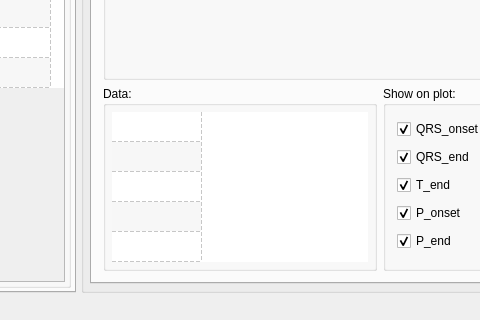
mateuszbaran/ECG-analyzer, file ecganalyzer.ui: the form before one commit; both pictures show x 189 to 669 and y 234 to 554 of the 862 by 554 pixel window.
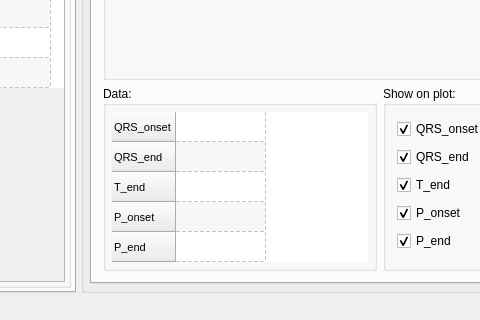
The form after the commit. The open tabs and pages were chosen to show the change. Icons and pictures are not drawn. Custom widgets are drawn as their Qt base class.

Commit message: * GUI: Poprawka wyświetlania HRT i QRS

Diff of the .ui file:
```diff
--- a/ecganalyzer.ui
+++ b/ecganalyzer.ui
@@ -883,7 +883,7 @@
                      <bool>false</bool>
                     </attribute>
                     <attribute name="verticalHeaderVisible">
-                     <bool>false</bool>
+                     <bool>true</bool>
                     </attribute>
                     <attribute name="verticalHeaderCascadingSectionResizes">
                      <bool>false</bool>
```
Left out of the diff: 4 changed lines with no effect on the pictures.
